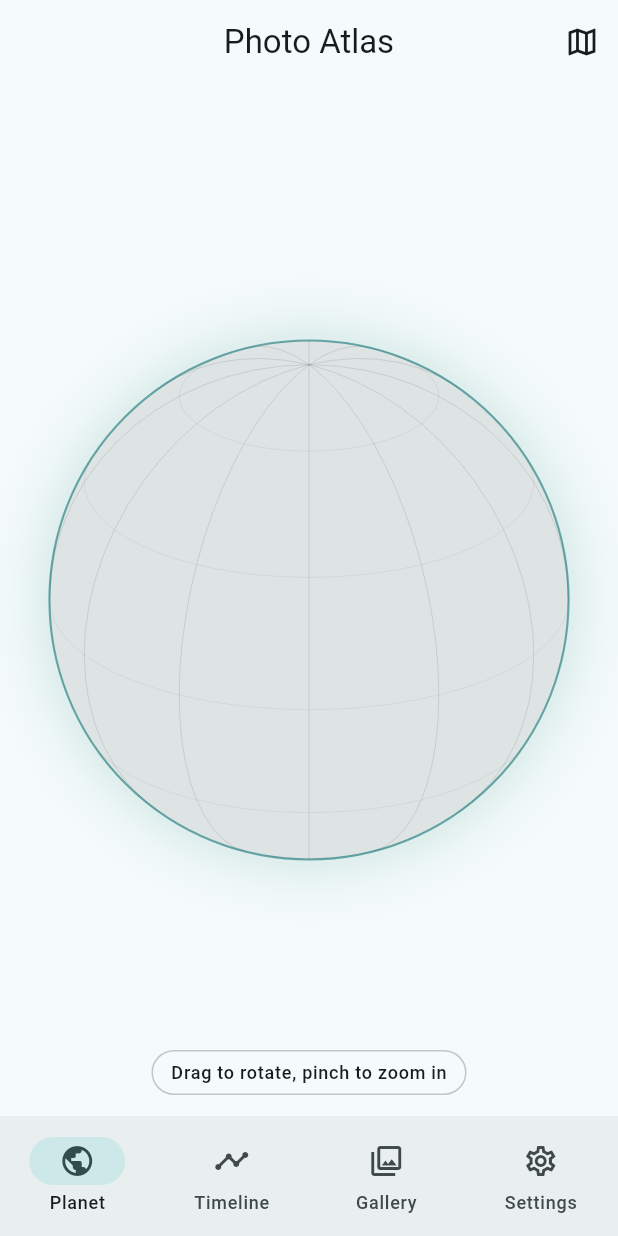
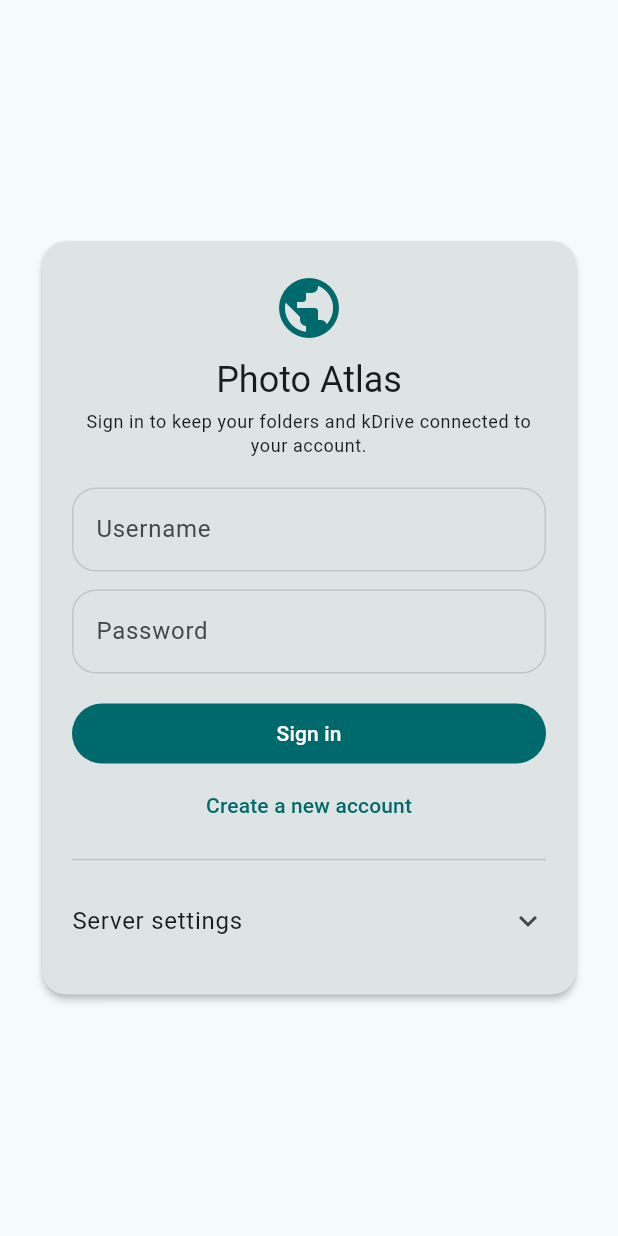
Before and after one commit to GiovanniDrago/photo-atlas-app, a Flutter app: the screen it shows after launch, on a phone screen of 412 x 824 dp. Run offline on Flutter 3.47's test engine with Material 3 defaults, Android fonts, the phone set to English and light mode, and no system bars; our stand-ins replace file_picker, flutter_map, flutter_riverpod, latlong2, shared_preferences; missing offline and left inert: exif; accounts and stored records are empty; generated files the repository leaves out were written again.

Commit message:
Add user accounts: mandatory login, per-user data, kDrive info dialog

```diff
--- a/lib/app.dart
+++ b/lib/app.dart
@@ -2,8 +2,10 @@ import 'package:flutter/material.dart';
 import 'package:flutter_riverpod/flutter_riverpod.dart';
 
 import 'l10n/app_localizations.dart';
+import 'providers/auth_provider.dart';
 import 'providers/locale_provider.dart';
 import 'providers/theme_provider.dart';
+import 'screens/auth/login_screen.dart';
 import 'screens/shell.dart';
 import 'theme/app_theme.dart';
 
@@ -14,6 +16,7 @@ class PhotoAtlasApp extends ConsumerWidget {
   Widget build(BuildContext context, WidgetRef ref) {
     final themeOption = ref.watch(themeProvider);
     final locale = ref.watch(localeProvider);
+    final auth = ref.watch(authProvider);
 
     return MaterialApp(
       onGenerateTitle: (context) =>
@@ -23,7 +26,20 @@ class PhotoAtlasApp extends ConsumerWidget {
       locale: locale,
       supportedLocales: const [Locale('en'), Locale('it')],
       localizationsDelegates: AppLocalizations.localizationsDelegates,
-      home: const AppShell(),
+      home: switch (auth.status) {
+        AuthStatus.unknown => const _SplashScreen(),
+        AuthStatus.loggedOut => const LoginScreen(),
+        AuthStatus.loggedIn => const AppShell(),
+      },
     );
   }
 }
+
+class _SplashScreen extends StatelessWidget {
+  const _SplashScreen();
+
+  @override
+  Widget build(BuildContext context) {
+    return const Scaffold(body: Center(child: CircularProgressIndicator()));
+  }
+}
--- a/lib/l10n/app_en.arb
+++ b/lib/l10n/app_en.arb
@@ -117,6 +117,79 @@
   "serverNotFound": "No reachable server found",
   "@serverNotFound": {
     "description": "Message when automatic server detection fails"
+  },
+  "authWelcome": "Sign in to keep your folders and kDrive connected to your account.",
+  "@authWelcome": {
+    "description": "Login screen subtitle"
+  },
+  "authAccountSection": "Account",
+  "@authAccountSection": {
+    "description": "Settings section for the account"
+  },
+  "authLoggedInAs": "Signed in as {username}",
+  "@authLoggedInAs": {
+    "description": "Account card subtitle",
+    "placeholders": {
+      "username": {
+        "type": "String"
+      }
+    }
+  },
+  "authLogout": "Log out",
+  "@authLogout": {
+    "description": "Logout button"
+  },
+  "authSignIn": "Sign in",
+  "@authSignIn": {
+    "description": "Login button"
+  },
+  "authCreateAccount": "Create account",
+  "@authCreateAccount": {
+    "description": "Registration button"
+  },
+  "authSwitchToLogin": "I already have an account",
+  "@authSwitchToLogin": {
+    "description": "Switch from registration to login"
+  },
+  "authSwitchToRegister": "Create a new account",
+  "@authSwitchToRegister": {
+    "description": "Switch from login to registration"
+  },
+  "authUsername": "Username",
+  "@authUsername": {
+    "description": "Username field label"
+  },
+  "authPassword": "Password",
+  "@authPassword": {
+    "description": "Password field label"
+  },
+  "authFieldsRequired": "Username and password are required",
+  "@authFieldsRequired": {
+    "description": "Validation message on the login form"
+  },
+  "authServerSettings": "Server settings",
+  "@authServerSettings": {
+    "description": "Collapsible server settings on the login screen"
+  },
+  "kdriveInfoTitle": "kDrive token and Drive ID",
+  "@kdriveInfoTitle": {
+    "description": "Title of the kDrive help dialog"
+  },
+  "kdriveInfoBody": "1. Open the Infomaniak API token page (link below) and create a token with the drive scope.\n\n2. Open the kDrive web app and copy the number at the end of the URL: .../kdrive/app/drive/<number>. That number is the Drive ID.\n\n3. Paste the token and the Drive ID in this section and tap Connect. The token is stored encrypted on your server and is never shown to clients.\n\nNotes: the kDrive API allows about 60 requests per minute; metadata enrichment downloads only the first part of each image.",
+  "@kdriveInfoBody": {
+    "description": "Instructions shown in the kDrive help dialog"
+  },
+  "kdriveInfoTokenPage": "Open the API token page",
+  "@kdriveInfoTokenPage": {
+    "description": "Link to the Infomaniak token page"
+  },
+  "kdriveInfoWebApp": "Open the kDrive web app",
+  "@kdriveInfoWebApp": {
+    "description": "Link to the kDrive web app"
+  },
+  "close": "Close",
+  "@close": {
+    "description": "Close dialog button"
   },
   "saved": "Saved",
   "@saved": {
--- a/lib/l10n/app_it.arb
+++ b/lib/l10n/app_it.arb
@@ -27,6 +27,23 @@
   "detectServer": "Rileva",
   "serverFound": "Server trovato: {url}",
   "serverNotFound": "Nessun server raggiungibile",
+  "authWelcome": "Accedi per collegare cartelle e kDrive al tuo account.",
+  "authAccountSection": "Account",
+  "authLoggedInAs": "Connesso come {username}",
+  "authLogout": "Esci",
+  "authSignIn": "Accedi",
+  "authCreateAccount": "Crea account",
+  "authSwitchToLogin": "Ho gia un account",
+  "authSwitchToRegister": "Crea un nuovo account",
+  "authUsername": "Nome utente",
+  "authPassword": "Password",
+  "authFieldsRequired": "Nome utente e password sono obbligatori",
+  "authServerSettings": "Impostazioni server",
+  "kdriveInfoTitle": "Token kDrive e ID del drive",
+  "kdriveInfoBody": "1. Apri la pagina dei token API Infomaniak (link sotto) e crea un token con lo scope drive.\n\n2. Apri la web app kDrive e copia il numero alla fine dell'URL: .../kdrive/app/drive/<numero>. Quel numero e l'ID del drive.\n\n3. Incolla token e ID del drive in questa sezione e premi Collega. Il token viene salvato cifrato sul server e non viene mai mostrato ai client.\n\nNote: l'API kDrive consente circa 60 richieste al minuto; l'arricchimento dei metadati scarica solo la prima parte di ogni immagine.",
+  "kdriveInfoTokenPage": "Apri la pagina dei token",
+  "kdriveInfoWebApp": "Apri la web app kDrive",
+  "close": "Chiudi",
   "saved": "Salvato",
   "serverStatus": "Stato del server",
   "serverOnline": "Online",
--- /dev/null
+++ b/lib/screens/auth/login_screen.dart
@@ -0,0 +1,223 @@
+import 'package:flutter/material.dart';
+import 'package:flutter_riverpod/flutter_riverpod.dart';
+
+import '../../l10n/app_localizations.dart';
+import '../../providers/auth_provider.dart';
+import '../../providers/settings_provider.dart';
+import '../../services/api_client.dart';
+
+class LoginScreen extends ConsumerStatefulWidget {
+  const LoginScreen({super.key});
+
+  @override
+  ConsumerState<LoginScreen> createState() => _LoginScreenState();
+}
+
+class _LoginScreenState extends ConsumerState<LoginScreen> {
+  final TextEditingController _usernameController = TextEditingController();
+  final TextEditingController _passwordController = TextEditingController();
+  late final TextEditingController _serverController;
+  bool _registerMode = false;
+  bool _loading = false;
+  bool _detecting = false;
+  String? _error;
+
+  @override
+  void initState() {
+    super.initState();
+    _serverController = TextEditingController(
+      text: ref.read(apiBaseUrlProvider),
+    );
+  }
+
+  @override
+  void dispose() {
+    _usernameController.dispose();
+    _passwordController.dispose();
+    _serverController.dispose();
+    super.dispose();
+  }
+
+  Future<void> _submit() async {
+    final l10n = AppLocalizations.of(context)!;
+    final username = _usernameController.text.trim();
+    final password = _passwordController.text;
+    if (username.isEmpty || password.isEmpty) {
+      setState(() => _error = l10n.authFieldsRequired);
+      return;
+    }
+    setState(() {
+      _loading = true;
+      _error = null;
+    });
+    try {
+      final notifier = ref.read(authProvider.notifier);
+      if (_registerMode) {
+        await notifier.register(username: username, password: password);
+      } else {
+        await notifier.login(username: username, password: password);
+      }
+    } on ApiException catch (error) {
+      if (mounted) setState(() => _error = error.message);
+    } catch (error) {
+      if (mounted) setState(() => _error = '$error');
+    } finally {
+      if (mounted) setState(() => _loading = false);
+    }
+  }
+
+  Future<void> _saveServer() async {
+    final l10n = AppLocalizations.of(context)!;
+    await ref
+        .read(apiBaseUrlProvider.notifier)
+        .setBaseUrl(_serverController.text);
+    if (mounted) {
+      ScaffoldMessenger.of(context)
+          .showSnackBar(SnackBar(content: Text(l10n.saved)));
+    }
+  }
+
+  Future<void> _detectServer() async {
+    final l10n = AppLocalizations.of(context)!;
+    setState(() => _detecting = true);
+    try {
+      final found = await ref
+          .read(apiBaseUrlProvider.notifier)
+          .detectAndSave(prefer: _serverController.text);
+      if (!mounted) return;
+      if (found != null) {
+        _serverController.text = found;
+        ScaffoldMessenger.of(context)
+            .showSnackBar(SnackBar(content: Text(l10n.serverFound(found))));
+      } else {
+        ScaffoldMessenger.of(context)
+            .showSnackBar(SnackBar(content: Text(l10n.serverNotFound)));
+      }
+    } finally {
+      if (mounted) setState(() => _detecting = false);
+    }
+  }
+
+  @override
+  Widget build(BuildContext context) {
+    final l10n = AppLocalizations.of(context)!;
+    final scheme = Theme.of(context).colorScheme;
+    return Scaffold(
+      body: Center(
+        child: SingleChildScrollView(
+          padding: const EdgeInsets.all(24),
+          child: ConstrainedBox(
+            constraints: const BoxConstraints(maxWidth: 420),
+            child: Card(
+              child: Padding(
+                padding: const EdgeInsets.all(20),
+                child: Column(
+                  mainAxisSize: MainAxisSize.min,
+                  crossAxisAlignment: CrossAxisAlignment.stretch,
+                  children: [
+                    Icon(Icons.public, size: 48, color: scheme.primary),
+                    const SizedBox(height: 8),
+                    Text(
+                      l10n.appTitle,
+                      textAlign: TextAlign.center,
+                      style: Theme.of(context).textTheme.headlineSmall,
+                    ),
+                    const SizedBox(height: 4),
+                    Text(
+                      l10n.authWelcome,
+                      textAlign: TextAlign.center,
+                      style: Theme.of(context).textTheme.bodySmall,
+                    ),
+                    const SizedBox(height: 20),
+                    TextField(
+                      controller: _usernameController,
+                      decoration: InputDecoration(labelText: l10n.authUsername),
+                      textInputAction: TextInputAction.next,
+                    ),
+                    const SizedBox(height: 12),
+                    TextField(
+                      controller: _passwordController,
+                      decoration: InputDecoration(labelText: l10n.authPassword),
+                      obscureText: true,
+                      onSubmitted: (_) => _submit(),
+                    ),
+                    if (_error != null) ...[
+                      const SizedBox(height: 12),
+                      Text(_error!, style: TextStyle(color: scheme.error)),
+                    ],
+                    const SizedBox(height: 16),
+                    FilledButton(
+                      onPressed: _loading ? null : _submit,
+                      child: _loading
+                          ? const SizedBox(
+                              width: 18,
+                              height: 18,
+                              child: CircularProgressIndicator(strokeWidth: 2),
+                            )
+                          : Text(
+                              _registerMode
+                                  ? l10n.authCreateAccount
+                                  : l10n.authSignIn,
+                            ),
+                    ),
+                    TextButton(
+                      onPressed: _loading
+                          ? null
+                          : () => setState(() {
+                              _registerMode = !_registerMode;
+                              _error = null;
+                            }),
+                      child: Text(
+                        _registerMode
+                            ? l10n.authSwitchToLogin
+                            : l10n.authSwitchToRegister,
+                      ),
+                    ),
+                    const Divider(height: 24),
+                    ExpansionTile(
+                      tilePadding: EdgeInsets.zero,
+                      title: Text(l10n.authServerSettings),
+                      children: [
+                        TextField(
+                          controller: _serverController,
+                          decoration: InputDecoration(
+                            labelText: l10n.apiBaseUrl,
+                            hintText: l10n.apiBaseUrlHint,
+                          ),
+                          keyboardType: TextInputType.url,
+                        ),
+                        const SizedBox(height: 8),
+                        Row(
+                          children: [
+                            FilledButton.tonal(
+                              onPressed: _saveServer,
+                              child: Text(l10n.save),
+                            ),
+                            const SizedBox(width: 8),
+                            OutlinedButton.icon(
+                              onPressed: _detecting ? null : _detectServer,
+                              icon: _detecting
+                                  ? const SizedBox(
+                                      width: 16,
+                                      height: 16,
+                                      child: CircularProgressIndicator(
+                                        strokeWidth: 2,
+                                      ),
+                                    )
+                                  : const Icon(Icons.search),
+                              label: Text(l10n.detectServer),
+                            ),
+                          ],
+                        ),
+                      ],
+                    ),
+                  ],
+                ),
+              ),
+            ),
+          ),
+        ),
+      ),
+    );
+  }
+}
```
Also changed, not shown: lib/models/auth_user.dart (added, +29 -0 lines), lib/providers/auth_provider.dart (added, +109 -0 lines), lib/providers/library_providers.dart (+7 -1 lines), lib/providers/settings_provider.dart (+21 -0 lines), lib/screens/settings/settings_screen.dart (+94 -24 lines), lib/services/api_client.dart (+51 -2 lines), 2 other files.
